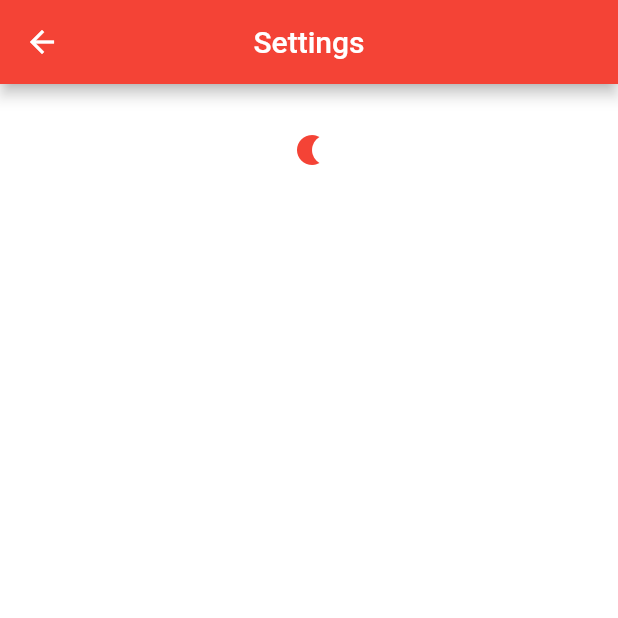
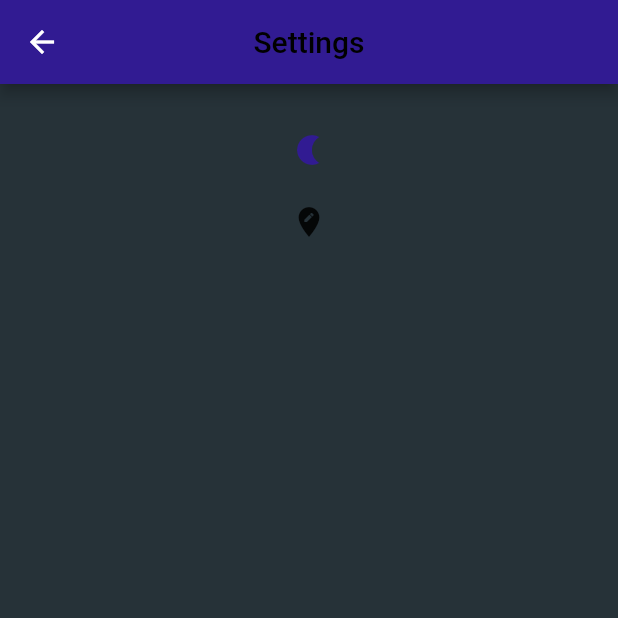
Before and after one commit to Mataiaz/ShoppingApp, a Flutter app: the screen it shows after launch, after a tap on the "settings" icon, on a phone screen of 412 x 824 dp, the top half of it. Run offline on Flutter 3.47's test engine with Material 2 defaults, Android fonts, the phone set to English and light mode, and no system bars; network calls fail.

Commit message:
was trying to fix nigthmode

```diff
--- a/lib/pages/home.dart
+++ b/lib/pages/home.dart
@@ -3,22 +3,28 @@ import 'package:shopping_app/pages/settings.dart';
 
 class Home extends StatefulWidget {
   const Home({Key? key}) : super(key: key);
-
   @override
   _HomeState createState() => _HomeState();
 }
 
 class _HomeState extends State<Home> {
+
+  Color? bnColor = Settings().isNightMode ? Colors.deepPurple[900] : Colors.red;
+  Color? bgColor = Settings().isNightMode ? Colors.blueGrey[900] : Colors.white;
+  Color? txColor = Settings().isNightMode ? Colors.black : Colors.red;
+
   @override
   Widget build(BuildContext context) {
     return Scaffold(
-      body: SafeArea(
+    body: SafeArea(
         child: Container(
-          color: Colors.white,
+          color: bgColor,
           child: Center(
             child: Column(
               children: <Widget>[
-                Text('THIS IS HOME WERE WILL BE ABLE TO SEE LISTED ITEMS AND NAVIGATE'),
+                Text('THIS IS HOME WERE WILL BE ABLE TO SEE LISTED ITEMS AND NAVIGATE',
+                style: TextStyle(color: txColor),
+                ),
                 SizedBox (height: 80),
                 IconButton(
                     onPressed: () {
@@ -26,7 +32,7 @@ class _HomeState extends State<Home> {
                     },
                   icon: Icon(
                     Icons.shopping_cart,
-                    color: Colors.red,
+                    color: bnColor,
                   ),
                 ),
                 SizedBox (height: 80),
@@ -36,7 +42,7 @@ class _HomeState extends State<Home> {
                   },
                   icon: Icon(
                     Icons.book,
-                    color: Colors.blue,
+                    color: bnColor,
                   ),
                 ),
                 SizedBox (height: 80),
@@ -46,7 +52,7 @@ class _HomeState extends State<Home> {
                   },
                   icon: Icon(
                     Icons.help,
-                    color: Colors.yellow,
+                    color: bnColor,
                   ),
                 ),
                 SizedBox (height: 80),
@@ -56,7 +62,7 @@ class _HomeState extends State<Home> {
                   },
                   icon: Icon(
                     Icons.settings,
-                    color: Colors.green,
+                    color: bnColor,
                   ),
                 ),
               ],
--- a/lib/pages/settings.dart
+++ b/lib/pages/settings.dart
@@ -1,7 +1,12 @@
 import 'package:flutter/material.dart';
 
 class Settings extends StatefulWidget {
-  const Settings({Key? key}) : super(key: key);
+  get isNightMode => false;
+
+
+  //final bool? isNightMode;
+
+  //Settings({@required this.isNightMode});
 
   @override
   _SettingsState createState() => _SettingsState();
@@ -9,10 +14,11 @@ class Settings extends StatefulWidget {
 
 class _SettingsState extends State<Settings> {
 
-  bool isNightMode = false;
+  static bool isNightMode = true;
 
   @override
   Widget build(BuildContext context) {
+
 
     Color? bnColor = isNightMode ? Colors.deepPurple[900] : Colors.red;
     Color? bgColor = isNightMode ? Colors.blueGrey[900] : Colors.white;
@@ -28,11 +34,11 @@ class _SettingsState extends State<Settings> {
         backgroundColor: bnColor,
         centerTitle: true,
       ),
-      body: Column(
+      body: Center(
+        child: Column(
           children: <Widget>[
             SizedBox(height: 20),
-          Center(
-            child: IconButton(
+            IconButton(
                   onPressed: () {
                     setState(() {
                       isNightMode = !isNightMode;
@@ -42,8 +48,16 @@ class _SettingsState extends State<Settings> {
                   color: bnColor,
                 ),
               ),
+            IconButton(
+                onPressed: () {
+                  Navigator.pop(context, {
+                    isNightMode = true,
+                  });
+                },
+                icon: Icon(Icons.edit_location),
             ),
           ],
+        ),
       ),
     );
   }
```
Lines whose indentation alone changed are shown as unchanged.
